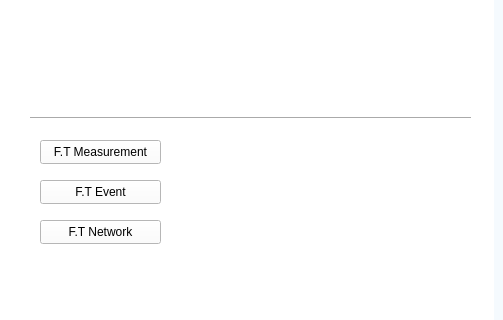
This is dashboard.ui in badpooh/Vision as Qt 5 draws it before an edit; both pictures show x 911 to 1414 and y 179 to 499 of the 1414 by 731 pixel window. The edited form follows.
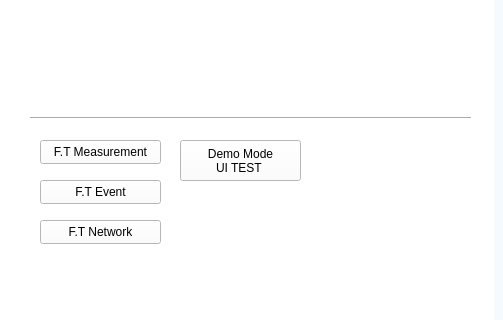
This is the edited form. Icons and pictures are not drawn.

Diff of the .ui file:
```diff
--- a/dashboard.ui
+++ b/dashboard.ui
@@ -713,6 +713,20 @@
             <string>F.T Network</string>
            </property>
           </widget>
+          <widget class="QPushButton" name="btn_demo_mode_ui_test">
+           <property name="geometry">
+            <rect>
+             <x>860</x>
+             <y>310</y>
+             <width>121</width>
+             <height>41</height>
+            </rect>
+           </property>
+           <property name="text">
+            <string>Demo Mode 
+UI TEST </string>
+           </property>
+          </widget>
          </widget>
          <widget class="QWidget" name="frame_test_page">
           <widget class="QPushButton" name="btn_select_webcam">
```
Left out of the diff: 4 changed lines with no effect on the pictures.
